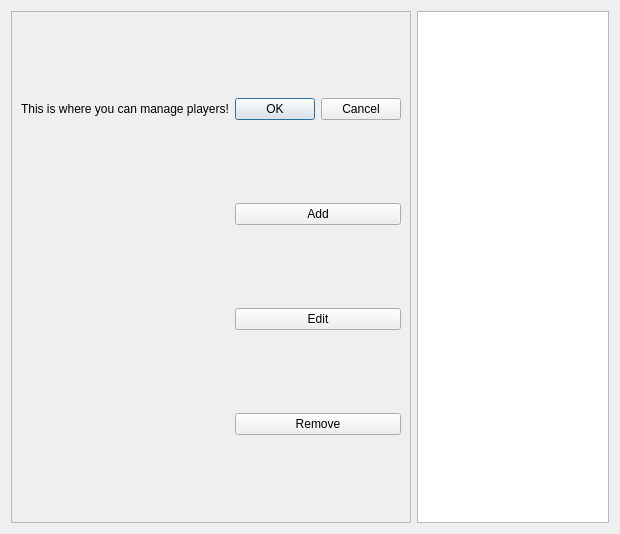
This is manageplayermenu.ui in dartbois/DartsTheEndIsNigh as Qt 5 draws it before an edit. The edited form follows.
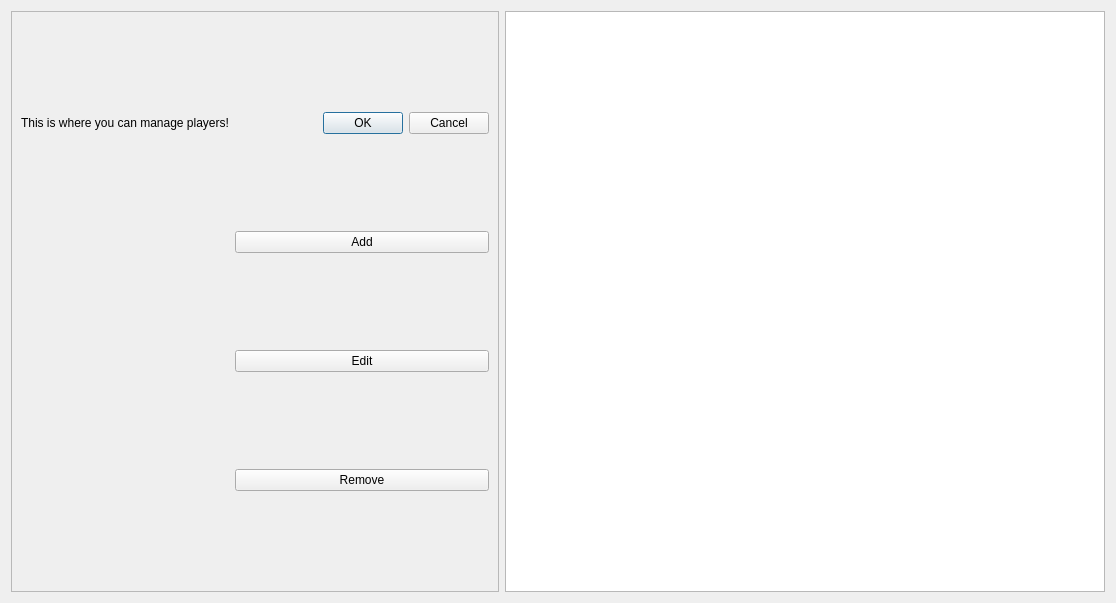
This is the edited form.

```diff
--- a/manageplayermenu.ui
+++ b/manageplayermenu.ui
@@ -6,8 +6,8 @@
    <rect>
     <x>0</x>
     <y>0</y>
-    <width>620</width>
-    <height>534</height>
+    <width>1116</width>
+    <height>603</height>
    </rect>
   </property>
   <property name="cursor">
@@ -17,9 +17,6 @@
    <string>Dialog</string>
   </property>
   <layout class="QGridLayout" name="gridLayout">
-   <item row="0" column="2" colspan="2">
-    <widget class="QListWidget" name="listWidget"/>
-   </item>
    <item row="0" column="0">
     <widget class="QFrame" name="frame">
      <property name="frameShape">
@@ -76,6 +73,16 @@
      </layout>
     </widget>
    </item>
+   <item row="0" column="1" colspan="3">
+    <widget class="QListWidget" name="listWidget">
+     <property name="minimumSize">
+      <size>
+       <width>600</width>
+       <height>0</height>
+      </size>
+     </property>
+    </widget>
+   </item>
   </layout>
  </widget>
  <resources/>
```
